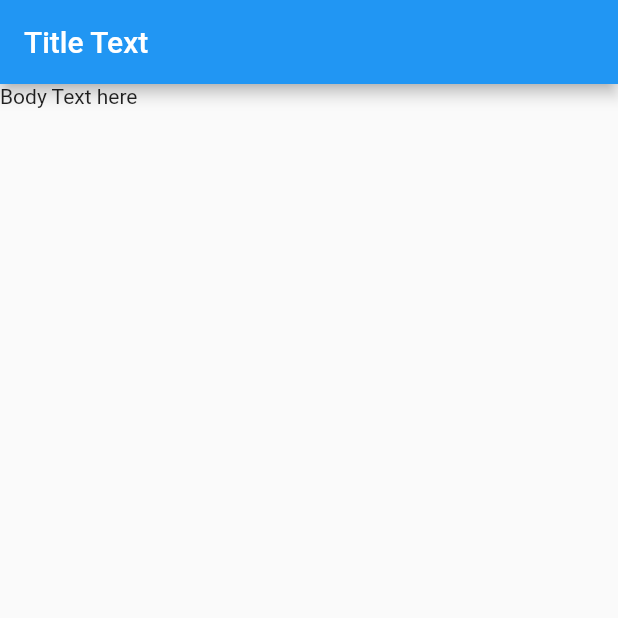
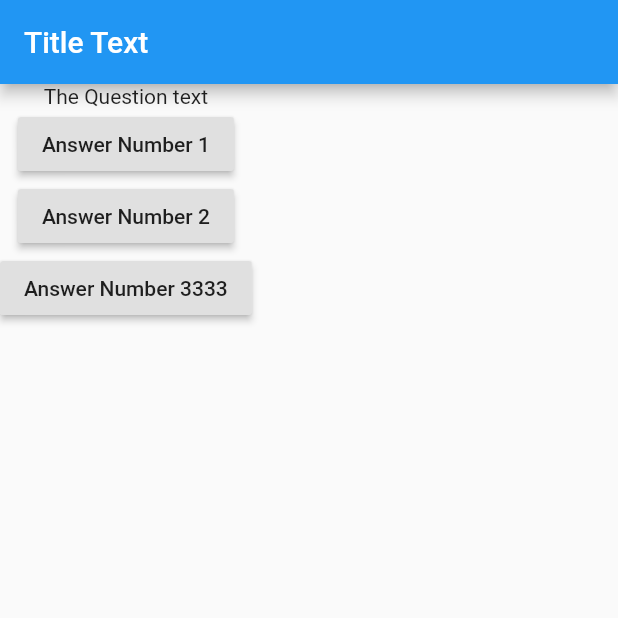
Before and after one commit to antwerpenR/flutter_complete_guide, a Flutter app: the screen it shows after launch, on a phone screen of 412 x 824 dp, the top half of it. Run offline on Flutter 3.47's test engine with Material 2 defaults, Android fonts, the phone set to English and light mode, and no system bars.

Commit message:
Completed #32 anon functions

```diff
--- a/lib/main.dart
+++ b/lib/main.dart
@@ -7,6 +7,10 @@ import 'package:flutter/material.dart';
 void main() => runApp(MyApp());
 
 class MyApp extends StatelessWidget {
+  void answerQuestion() {
+    print('Question has been answered');
+  }
+
   @override
   Widget build(BuildContext context) {
     return MaterialApp(
@@ -14,7 +18,22 @@ class MyApp extends StatelessWidget {
         appBar: AppBar(
           title: Text('Title Text'),
         ),
-        body: Text('Body Text here'),
+        body: Column(children: [
+          Text('The Question text'),
+          RaisedButton(
+            child: Text('Answer Number 1'),
+            onPressed: answerQuestion,
+          ),
+          RaisedButton(
+            child: Text('Answer Number 2'),
+            onPressed: () => print('answer 2222'),
+          ),
+          RaisedButton(
+              child: Text('Answer Number 3333'),
+              onPressed: () {
+                print('answer 3');
+              }),
+        ]),
       ),
     );
   }
```
